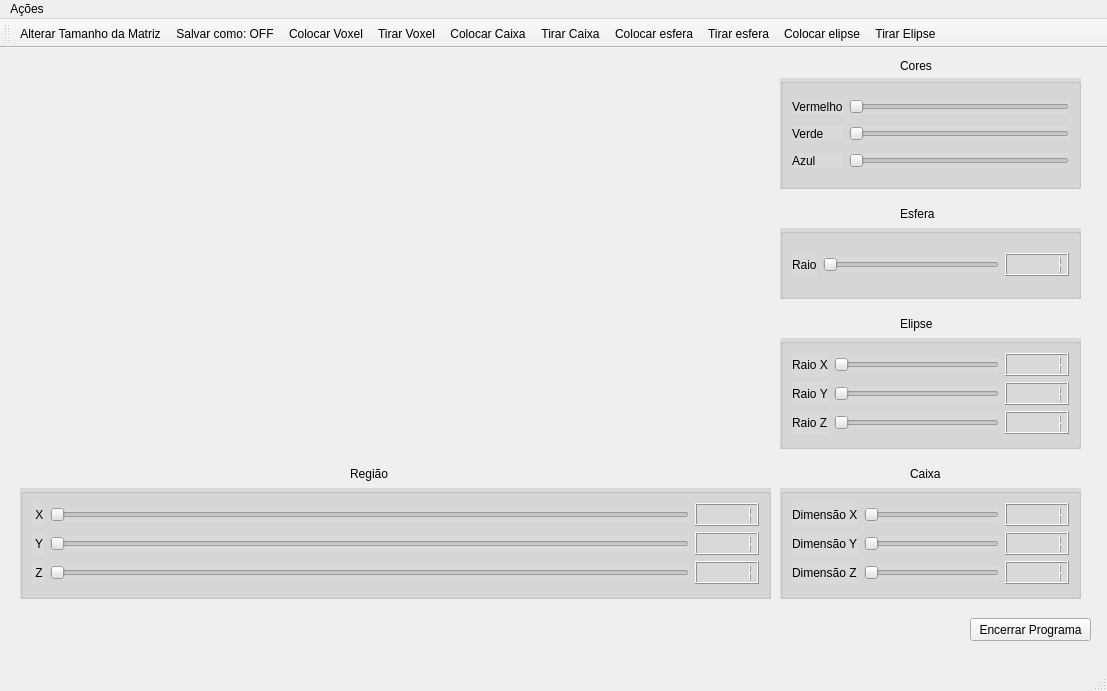
Old version of the form mainwindow.ui in the repository sthefaniafs/Paint-3D.
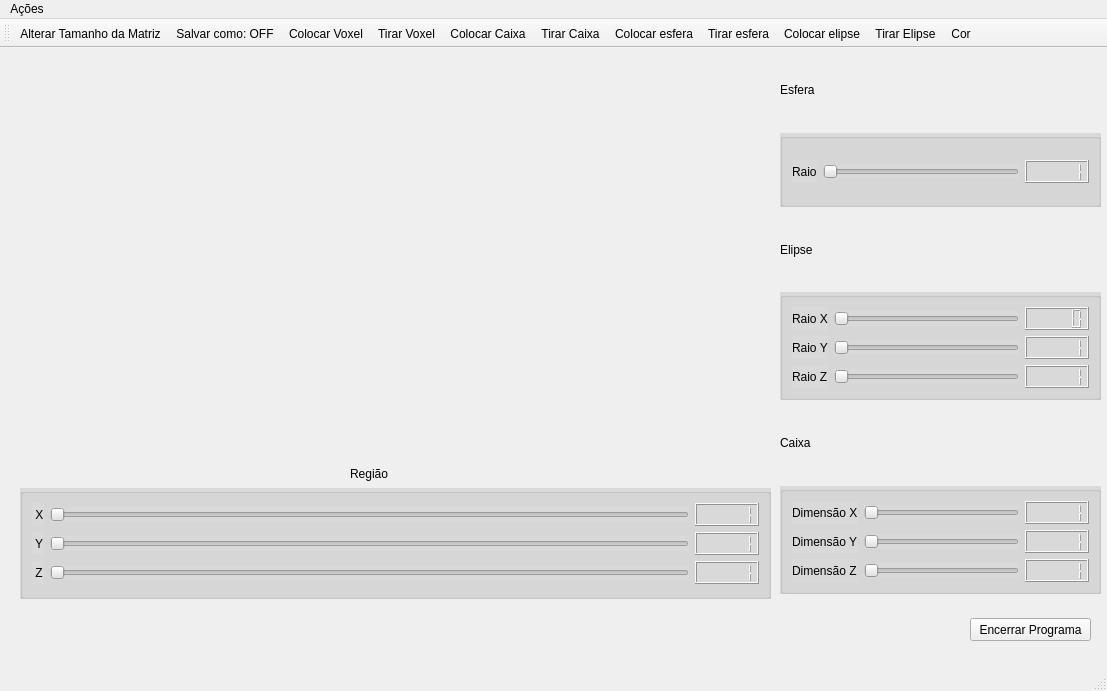
New version of the form. Icons and pictures are not drawn. Custom widgets are drawn as their Qt base class.

```diff
--- a/mainwindow.ui
+++ b/mainwindow.ui
@@ -27,54 +27,6 @@
      <string>Encerrar Programa</string>
     </property>
    </widget>
-   <widget class="QLabel" name="labelEsfera">
-    <property name="geometry">
-     <rect>
-      <x>900</x>
-      <y>150</y>
-      <width>51</width>
-      <height>31</height>
-     </rect>
-    </property>
-    <property name="styleSheet">
-     <string notr="true">font: 14pt &quot;MS Shell Dlg 2&quot;;</string>
-    </property>
-    <property name="text">
-     <string>Esfera</string>
-    </property>
-   </widget>
-   <widget class="QLabel" name="labelCores">
-    <property name="geometry">
-     <rect>
-      <x>900</x>
-      <y>10</y>
-      <width>61</width>
-      <height>16</height>
-     </rect>
-    </property>
-    <property name="styleSheet">
-     <string notr="true">font: 14pt &quot;MS Shell Dlg 2&quot;;</string>
-    </property>
-    <property name="text">
-     <string>Cores</string>
-    </property>
-   </widget>
-   <widget class="QLabel" name="labelElipse">
-    <property name="geometry">
-     <rect>
-      <x>900</x>
-      <y>260</y>
-      <width>51</width>
-      <height>31</height>
-     </rect>
-    </property>
-    <property name="styleSheet">
-     <string notr="true">font: 14pt &quot;MS Shell Dlg 2&quot;;</string>
-    </property>
-    <property name="text">
-     <string>Elipse</string>
-    </property>
-   </widget>
    <widget class="QGroupBox" name="groupBox">
     <property name="geometry">
      <rect>
@@ -214,93 +166,38 @@
      <string>Região</string>
     </property>
    </widget>
-   <widget class="QGroupBox" name="groupBox">
+   <widget class="Plotter" name="widget" native="true">
     <property name="geometry">
      <rect>
-      <x>780</x>
-      <y>30</y>
-      <width>301</width>
-      <height>111</height>
+      <x>0</x>
+      <y>0</y>
+      <width>771</width>
+      <height>411</height>
      </rect>
     </property>
-    <property name="styleSheet">
-     <string notr="true">background-color: rgb(217, 217, 217);</string>
+   </widget>
+   <widget class="QWidget" name="">
+    <property name="geometry">
+     <rect>
+      <x>780</x>
+      <y>5</y>
+      <width>321</width>
+      <height>541</height>
+     </rect>
     </property>
     <layout class="QGridLayout" name="gridLayout">
      <item row="0" column="0">
-      <widget class="QLabel" name="labelRed">
+      <widget class="QLabel" name="labelEsfera">
        <property name="styleSheet">
-        <string notr="true">font: 12pt &quot;MS Shell Dlg 2&quot;;</string>
+        <string notr="true">font: 14pt &quot;MS Shell Dlg 2&quot;;</string>
        </property>
        <property name="text">
-        <string>Vermelho</string>
-       </property>
-      </widget>
-     </item>
-     <item row="0" column="1">
-      <widget class="QSlider" name="horizontalSliderVermelho">
-       <property name="styleSheet">
-        <string notr="true"/>
-       </property>
-       <property name="maximum">
-        <number>1</number>
-       </property>
-       <property name="orientation">
-        <enum>Qt::Horizontal</enum>
+        <string>Esfera</string>
        </property>
       </widget>
      </item>
      <item row="1" column="0">
-      <widget class="QLabel" name="labelGreen">
-       <property name="styleSheet">
-        <string notr="true">font: 12pt &quot;MS Shell Dlg 2&quot;;</string>
-       </property>
-       <property name="text">
-        <string>Verde</string>
-       </property>
-      </widget>
-     </item>
-     <item row="1" column="1">
-      <widget class="QSlider" name="horizontalSliderVerde">
-       <property name="maximum">
-        <number>1</number>
-       </property>
-       <property name="orientation">
-        <enum>Qt::Horizontal</enum>
-       </property>
-      </widget>
-     </item>
-     <item row="2" column="0">
-      <widget class="QLabel" name="labelBlue">
-       <property name="styleSheet">
-        <string notr="true">font: 12pt &quot;MS Shell Dlg 2&quot;;</string>
-       </property>
-       <property name="text">
-        <string>Azul</string>
-       </property>
-      </widget>
-     </item>
-     <item row="2" column="1">
-      <widget class="QSlider" name="horizontalSliderAzul">
-       <property name="maximum">
-        <number>1</number>
-       </property>
-       <property name="orientation">
-        <enum>Qt::Horizontal</enum>
-       </property>
-      </widget>
-     </item>
-    </layout>
-   </widget>
    <widget class="QGroupBox" name="groupBox">
-    <property name="geometry">
-     <rect>
-      <x>780</x>
-      <y>180</y>
-      <width>301</width>
-      <height>71</height>
-     </rect>
-    </property>
     <property name="styleSheet">
      <string notr="true">background-color: rgb(217, 217, 217);</string>
     </property>
@@ -344,15 +241,19 @@
      </item>
     </layout>
    </widget>
+     </item>
+     <item row="2" column="0">
+      <widget class="QLabel" name="labelElipse">
+       <property name="styleSheet">
+        <string notr="true">font: 14pt &quot;MS Shell Dlg 2&quot;;</string>
+       </property>
+       <property name="text">
+        <string>Elipse</string>
+       </property>
+      </widget>
+     </item>
+     <item row="3" column="0">
    <widget class="QGroupBox" name="groupBox">
-    <property name="geometry">
-     <rect>
-      <x>780</x>
-      <y>290</y>
-      <width>301</width>
-      <height>111</height>
-     </rect>
-    </property>
     <property name="styleSheet">
      <string notr="true">background-color: rgb(217, 217, 217);</string>
     </property>
@@ -378,8 +279,11 @@
        <property name="midLineWidth">
         <number>0</number>
        </property>
+          <property name="value" stdset="0">
+           <double>0.000000000000000</double>
+          </property>
        <property name="intValue" stdset="0">
-        <number>1</number>
+           <number>0</number>
        </property>
       </widget>
      </item>
@@ -467,25 +371,19 @@
      </item>
     </layout>
    </widget>
-   <widget class="Plotter" name="widget" native="true">
-    <property name="geometry">
-     <rect>
-      <x>0</x>
-      <y>0</y>
-      <width>771</width>
-      <height>411</height>
-     </rect>
-    </property>
-   </widget>
+     </item>
+     <item row="4" column="0">
+      <widget class="QLabel" name="labelElipse_2">
+       <property name="styleSheet">
+        <string notr="true">font: 14pt &quot;MS Shell Dlg 2&quot;;</string>
+       </property>
+       <property name="text">
+        <string>Caixa</string>
+       </property>
+      </widget>
+     </item>
+     <item row="5" column="0">
    <widget class="QGroupBox" name="groupBox_2">
-    <property name="geometry">
-     <rect>
-      <x>780</x>
-      <y>440</y>
-      <width>301</width>
-      <height>111</height>
-     </rect>
-    </property>
     <property name="styleSheet">
      <string notr="true">background-color: rgb(217, 217, 217);</string>
     </property>
@@ -600,21 +498,8 @@
      </item>
     </layout>
    </widget>
-   <widget class="QLabel" name="labelElipse_2">
-    <property name="geometry">
-     <rect>
-      <x>910</x>
-      <y>410</y>
-      <width>51</width>
-      <height>31</height>
-     </rect>
-    </property>
-    <property name="styleSheet">
-     <string notr="true">font: 14pt &quot;MS Shell Dlg 2&quot;;</string>
-    </property>
-    <property name="text">
-     <string>Caixa</string>
-    </property>
+     </item>
+    </layout>
    </widget>
   </widget>
   <widget class="QMenuBar" name="menubar">
@@ -663,6 +548,7 @@
    <addaction name="actionTirar_esfera"/>
    <addaction name="actionColocar_elipse"/>
    <addaction name="actionTirar_Elipse"/>
+   <addaction name="actionCor"/>
   </widget>
   <action name="actionColocar_Caixa">
    <property name="icon">
@@ -758,6 +644,15 @@
     <string>Salvar como: OFF</string>
    </property>
   </action>
+  <action name="actionCor">
+   <property name="icon">
+    <iconset resource="Icons.qrc">
+     <normaloff>:/Imagens/Icons/Cor.PNG</normaloff>:/Imagens/Icons/Cor.PNG</iconset>
+   </property>
+   <property name="text">
+    <string>Cor</string>
+   </property>
+  </action>
  </widget>
  <customwidgets>
   <customwidget>
```
Lines whose indentation alone changed are shown as unchanged.
